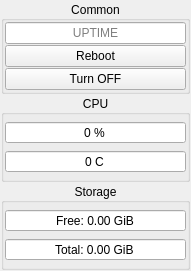
First picture: the form in Apps/ControlWindow/src/gui/widgets/systemstatuswidget.ui, repository VinTRiZz/ProjectAgency, before the edit.
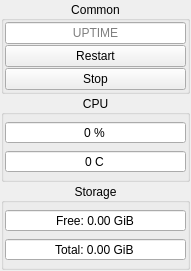
Second picture: the form after the edit.

```diff
--- a/Apps/ControlWindow/src/gui/widgets/systemstatuswidget.ui
+++ b/Apps/ControlWindow/src/gui/widgets/systemstatuswidget.ui
@@ -127,14 +127,14 @@
           <item>
            <widget class="QPushButton" name="pushButtonReboot">
             <property name="text">
-             <string>Reboot</string>
+             <string>Restart</string>
             </property>
            </widget>
           </item>
           <item>
            <widget class="QPushButton" name="pushButtonPoweroff">
             <property name="text">
-             <string>Turn OFF</string>
+             <string>Stop</string>
             </property>
            </widget>
           </item>
```
